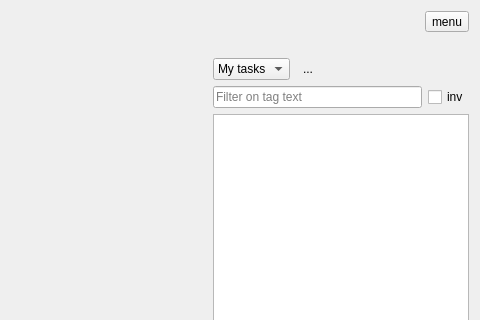
Old version of the form plomclient/client/ui_files/marker.ui in the repository plomgrading/plom-client; both pictures show x 544 to 1024 and y 0 to 320 of the 1024 by 768 pixel window.
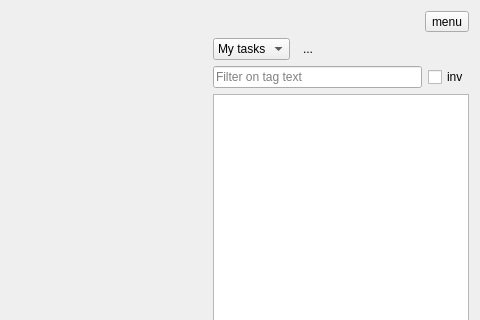
New version of the form. Custom widgets are drawn as their Qt base class.

Commit message: Move overall task label next to menu

```diff
--- a/plomclient/client/ui_files/marker.ui
+++ b/plomclient/client/ui_files/marker.ui
@@ -89,6 +89,13 @@
           <property name="bottomMargin">
            <number>0</number>
           </property>
+          <item>
+           <widget class="QLabel" name="labelTasks">
+            <property name="text">
+             <string notr="true">&lt;Tasks&gt;</string>
+            </property>
+           </widget>
+          </item>
           <item>
            <spacer name="horizontalSpacer_3">
             <property name="orientation">
@@ -112,13 +119,6 @@
          </layout>
         </widget>
        </item>
-       <item>
-        <widget class="QLabel" name="labelTasks">
-         <property name="text">
-          <string notr="true">&lt;Tasks&gt;</string>
-         </property>
-        </widget>
-       </item>
        <item>
         <widget class="QFrame" name="tableBox">
          <property name="sizePolicy">
```
The commit also changes 1 other file.
